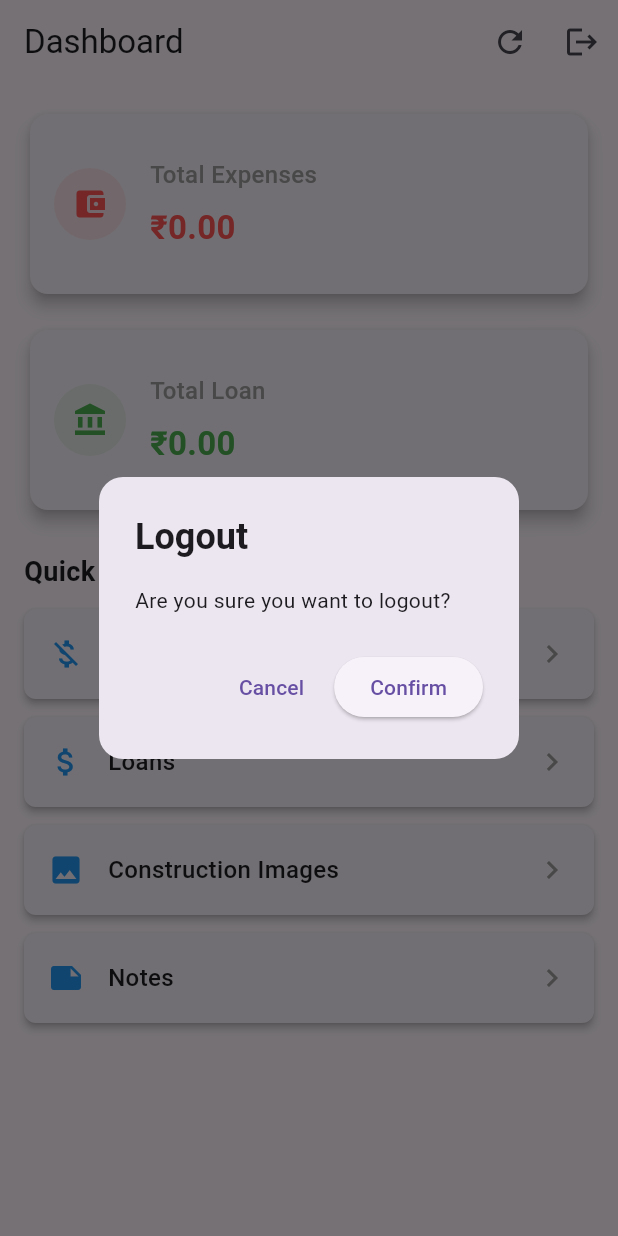
After one commit to antonyleoruban/house-construction-tracker, a Flutter app: the DashboardScreen screen opened directly, after a tap on the "logout" icon, on a phone screen of 412 x 824 dp. The commit adds this screen. Run offline on Flutter 3.47's test engine with Material 3 defaults, Android fonts, the phone set to English and light mode, and no system bars; our stand-ins replace cloud_firestore, firebase_auth, firebase_core, firebase_storage, image_picker; accounts and stored records are empty; network calls fail.

Commit message:
feat: Add logout functionality and loading indicator
- Add a logout button to the DashboardScreen.
- Add a confirmation dialog for the logout action.
- Add a loading indicator to the DashboardScreen when fetching data.

```diff
--- a/lib/screens/dashboard_screen.dart
+++ b/lib/screens/dashboard_screen.dart
@@ -1,11 +1,14 @@
+import 'package:firebase_auth/firebase_auth.dart';
 import 'package:flutter/material.dart';
 import 'package:intl/intl.dart';
 import 'package:provider/provider.dart';
 
 import '../providers/app_provider.dart';
+import '../widgets/alert_dialog.dart';
 import 'constrcution/image_screen.dart';
 import 'expense/expense_screen.dart';
 import 'loan/loan_screen.dart';
+import 'login_screen.dart';
 import 'notes/notes_screen.dart';
 
 class DashboardScreen extends StatefulWidget {
@@ -16,10 +19,39 @@
 }
 
 class _DashboardScreenState extends State<DashboardScreen> {
+  bool _isLoading = false;
+
   @override
   void initState() {
     super.initState();
-    Provider.of<AppProvider>(context, listen: false).fetchTotals();
+    _fetchData();
+  }
+
+  Future<void> _fetchData() async {
+    setState(() {
+      _isLoading = true;
+    });
+    await Provider.of<AppProvider>(context, listen: false).fetchTotals();
+    setState(() {
+      _isLoading = false;
+    });
+  }
+
+  Future<void> _logout() async {
+    final confirmed = await showConfirmationDialog(
+      context,
+      title: 'Logout',
+      content: 'Are you sure you want to logout?',
+    );
+
+    if (confirmed == true) {
+      await FirebaseAuth.instance.signOut();
+      if (mounted) {
+        Navigator.of(context).pushReplacement(
+          MaterialPageRoute(builder: (_) => const LoginScreen()),
+        );
+      }
+    }
   }
 
   @override
@@ -32,12 +64,18 @@
         actions: [
           IconButton(
             icon: const Icon(Icons.refresh),
-            onPressed: () => provider.fetchTotals(),
+            onPressed: _fetchData,
+          ),
+          IconButton(
+            icon: const Icon(Icons.logout),
+            onPressed: _logout,
           ),
         ],
       ),
-      body: RefreshIndicator(
-        onRefresh: () => provider.fetchTotals(),
+      body: _isLoading
+          ? const Center(child: CircularProgressIndicator())
+          : RefreshIndicator(
+              onRefresh: _fetchData,
               child: SingleChildScrollView(
                 physics: const AlwaysScrollableScrollPhysics(),
                 padding: const EdgeInsets.all(16),
--- a/lib/screens/login_screen.dart
+++ b/lib/screens/login_screen.dart
@@ -19,7 +19,7 @@
   void initState() {
     super.initState();
     // usernameController.text = 'rubanyazh';
-    // passwordController.text = 'johan';
+     //passwordController.text = 'johan';
   }
 
   Future<void> _login() async {
@@ -102,6 +102,7 @@
                         ),
                         const SizedBox(height: 32),
                         TextField(
+                          enableSuggestions: false,
                           controller: usernameController,
                           decoration: InputDecoration(
                             labelText: 'Username',
--- /dev/null
+++ b/lib/widgets/alert_dialog.dart
@@ -0,0 +1,79 @@
+
+import 'package:flutter/material.dart';
+
+class CustomAlertDialog extends StatelessWidget {
+  final String title;
+  final String content;
+  final List<Widget> actions;
+
+  const CustomAlertDialog({
+    super.key,
+    required this.title,
+    required this.content,
+    required this.actions,
+  });
+
+  @override
+  Widget build(BuildContext context) {
+    return AlertDialog(
+      shape: RoundedRectangleBorder(
+        borderRadius: BorderRadius.circular(16),
+      ),
+      title: Text(
+        title,
+        style: const TextStyle(
+          fontWeight: FontWeight.bold,
+        ),
+      ),
+      content: Text(content),
+      actions: actions,
+    );
+  }
+}
+
+Future<bool?> showConfirmationDialog(
+  BuildContext context, {
+  required String title,
+  required String content,
+  String confirmText = 'Confirm',
+  String cancelText = 'Cancel',
+}) {
+  return showDialog<bool>(
+    context: context,
+    builder: (context) => CustomAlertDialog(
+      title: title,
+      content: content,
+      actions: [
+        TextButton(
+          onPressed: () => Navigator.of(context).pop(false),
+          child: Text(cancelText),
+        ),
+        ElevatedButton(
+          onPressed: () => Navigator.of(context).pop(true),
+          child: Text(confirmText),
+        ),
+      ],
+    ),
+  );
+}
+
+Future<void> showInfoDialog(
+  BuildContext context, {
+  required String title,
+  required String content,
+  String dismissText = 'OK',
+}) {
+  return showDialog<void>(
+    context: context,
+    builder: (context) => CustomAlertDialog(
+      title: title,
+      content: content,
+      actions: [
+        TextButton(
+          onPressed: () => Navigator.of(context).pop(),
+          child: Text(dismissText),
+        ),
+      ],
+    ),
+  );
+}
```
Also changed, not shown: lib/providers/app_provider.dart (+40 -4 lines), lib/screens/expense/expense_screen.dart (+15 -2 lines), firebase.json, 2 other files. Lines whose indentation alone changed are shown as unchanged.
